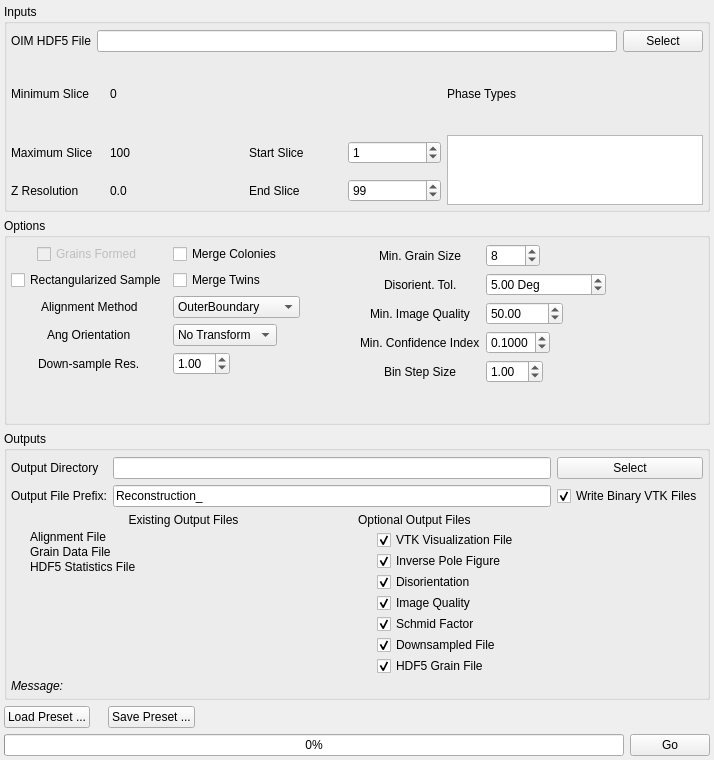
Before: the Qt Designer form Source/AIM/GUI/UI_Files/ReconstructionWidget.ui in BlueQuartzSoftware/DREAM3D, drawn with Qt 5.
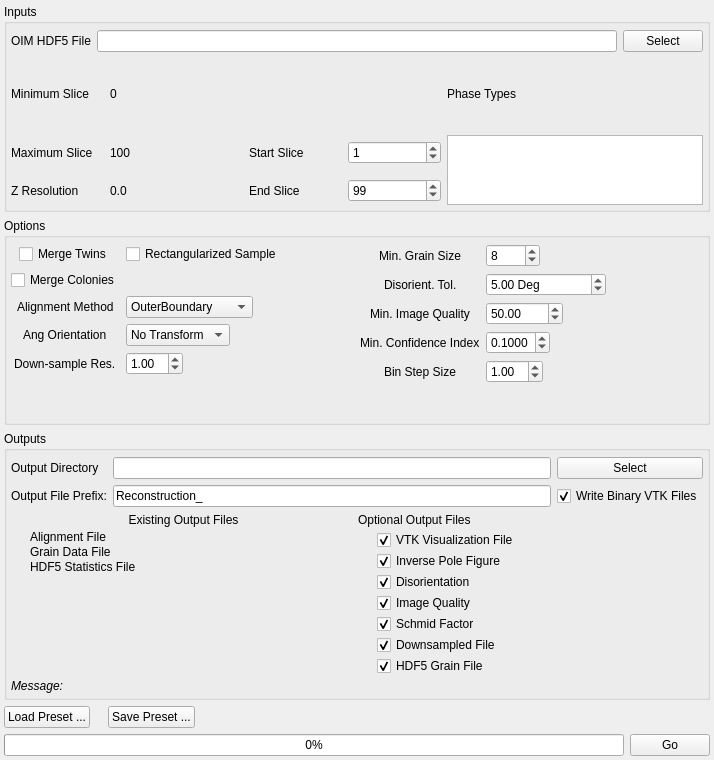
After: the same form once the commit is applied. Icons and pictures are not drawn.

Commit message: removing the already formed option from the reconstruction tab

```diff
--- a/Source/AIM/GUI/UI_Files/ReconstructionWidget.ui
+++ b/Source/AIM/GUI/UI_Files/ReconstructionWidget.ui
@@ -367,23 +367,6 @@
           <property name="rightMargin">
            <number>10</number>
           </property>
-          <item row="3" column="0">
-           <widget class="QCheckBox" name="m_AlreadyFormed">
-            <property name="enabled">
-             <bool>false</bool>
-            </property>
-            <property name="text">
-             <string>Grains Formed</string>
-            </property>
-           </widget>
-          </item>
-          <item row="5" column="0">
-           <widget class="QCheckBox" name="m_FillinSample">
-            <property name="text">
-             <string>Rectangularized Sample</string>
-            </property>
-           </widget>
-          </item>
           <item row="6" column="0">
            <widget class="QLabel" name="label_34">
             <property name="text">
@@ -449,20 +432,6 @@
             </item>
            </widget>
           </item>
-          <item row="3" column="1">
-           <widget class="QCheckBox" name="m_MergeColonies">
-            <property name="text">
-             <string>Merge Colonies</string>
-            </property>
-           </widget>
-          </item>
-          <item row="5" column="1">
-           <widget class="QCheckBox" name="m_MergeTwins">
-            <property name="text">
-             <string>Merge Twins</string>
-            </property>
-           </widget>
-          </item>
           <item row="8" column="0">
            <widget class="QLabel" name="label_46">
             <property name="text">
@@ -477,6 +446,27 @@
             </property>
            </widget>
           </item>
+          <item row="3" column="1">
+           <widget class="QCheckBox" name="m_FillinSample">
+            <property name="text">
+             <string>Rectangularized Sample</string>
+            </property>
+           </widget>
+          </item>
+          <item row="3" column="0">
+           <widget class="QCheckBox" name="m_MergeTwins">
+            <property name="text">
+             <string>Merge Twins</string>
+            </property>
+           </widget>
+          </item>
+          <item row="5" column="0">
+           <widget class="QCheckBox" name="m_MergeColonies">
+            <property name="text">
+             <string>Merge Colonies</string>
+            </property>
+           </widget>
+          </item>
          </layout>
         </item>
        </layout>
```
Left out of the diff: 1 changed line with no effect on the pictures. The commit also changes 2 other files.
